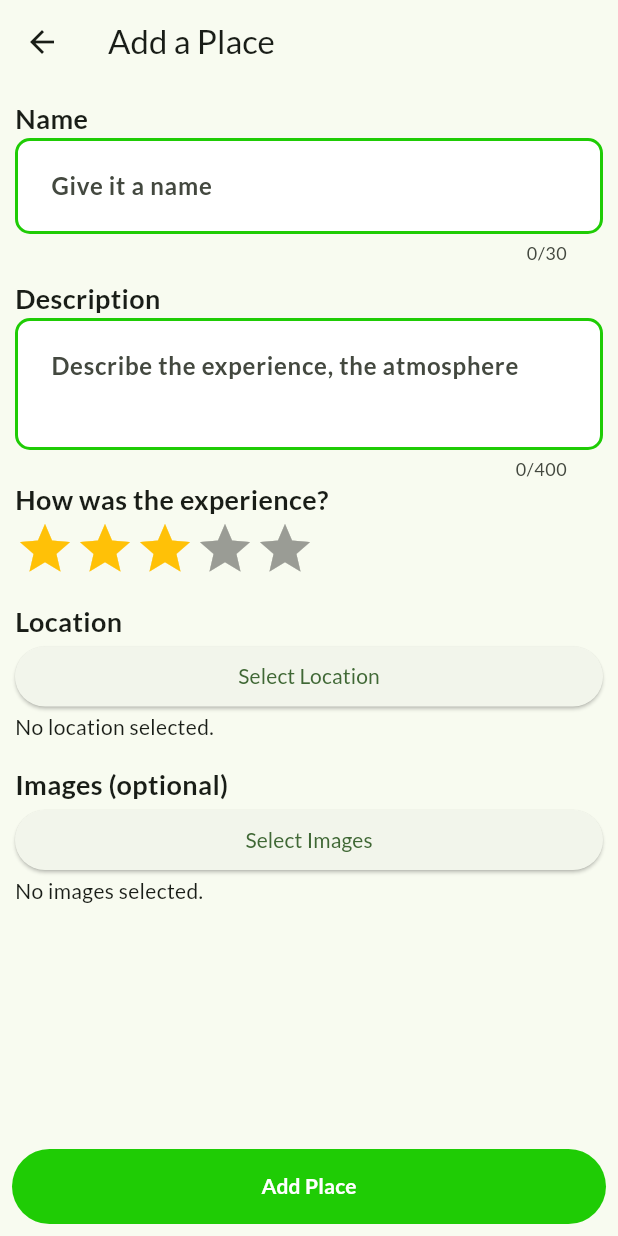
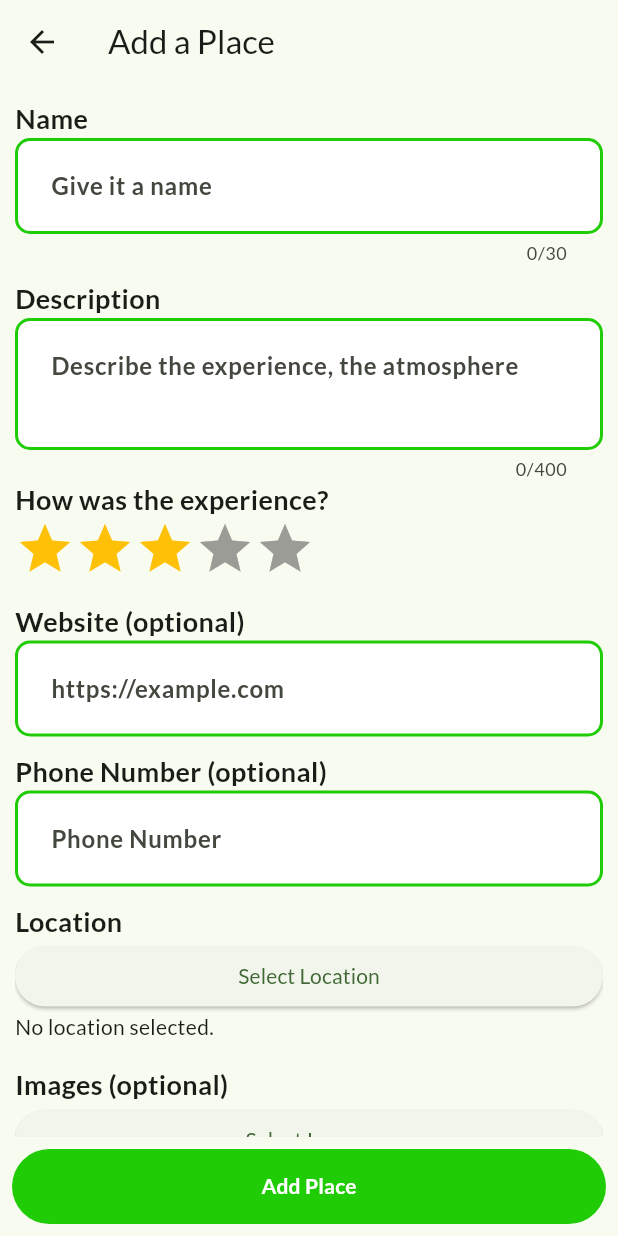
Before and after one commit to mrsrmn/cityvista, a Flutter app: the AddPlace screen opened directly, on a phone screen of 412 x 824 dp. Run offline on Flutter 3.47's test engine with Material 2 defaults, Android fonts, the phone set to English and light mode, and no system bars; drawn by our look-alikes of flutter_rating_bar; our stand-ins replace bloc, cached_network_image, cloud_firestore, firebase_auth, firebase_core, firebase_storage and 11 more; missing offline and left inert: app_settings, country_dial_code, location_picker_flutter_map; accounts and stored records are empty; generated files the repository leaves out were written again; project files that could hold a hidden picture were left out.

Commit message:
add phone and website textboxes

```diff
--- a/lib/pages/main/add_place.dart
+++ b/lib/pages/main/add_place.dart
@@ -17,6 +17,7 @@ import 'package:cloud_firestore/cloud_firestore.dart';
 import 'package:flutter_rating_bar/flutter_rating_bar.dart';
 import 'package:firebase_auth/firebase_auth.dart';
 import 'package:uuid/uuid.dart';
+import 'package:flutter_multi_formatter/formatters/phone_input_formatter.dart';
 
 class AddPlace extends StatefulWidget {
   const AddPlace({super.key});
@@ -28,6 +29,8 @@ class AddPlace extends StatefulWidget {
 class _AddPlaceState extends State<AddPlace> {
   final TextEditingController nameController = TextEditingController();
   final TextEditingController descriptionController = TextEditingController();
+  final TextEditingController websiteController = TextEditingController();
+  final TextEditingController phoneController = TextEditingController();
   final String placeId = const Uuid().v1();
   final Reference storageRef = FirebaseStorage.instance.ref();
   final String authorUid = FirebaseAuth.instance.currentUser!.uid;
@@ -105,6 +108,39 @@ class _AddPlaceState extends State<AddPlace> {
                   },
                 ),
                 const SizedBox(height: 15),
+                const Text(
+                  "Website (optional)",
+                  style: TextStyle(
+                    fontSize: 18,
+                    fontWeight: FontWeight.bold
+                  ),
+                ),
+                CustomTextField(
+                  controller: websiteController,
+                  fontWeight: FontWeight.w700,
+                  hintText: "https://example.com",
+                  keyboardType: TextInputType.url,
+                  maxLines: 1,
+                ),
+                const SizedBox(height: 10),
+                const Text(
+                  "Phone Number (optional)",
+                  style: TextStyle(
+                    fontSize: 18,
+                    fontWeight: FontWeight.bold
+                  ),
+                ),
+                CustomTextField(
+                  controller: phoneController,
+                  fontWeight: FontWeight.w700,
+                  hintText: "Phone Number",
+                  keyboardType: TextInputType.phone,
+                  inputFormatters: [
+                    PhoneInputFormatter(allowEndlessPhone: false)
+                  ],
+                  maxLines: 1,
+                ),
+                const SizedBox(height: 10),
                 const Text(
                   "Location",
                   style: TextStyle(
@@ -196,6 +232,8 @@ class _AddPlaceState extends State<AddPlace> {
                     description: descriptionController.text,
                     geoPoint: geoPoint!,
                     rating: currentRating,
+                    website: websiteController.text,
+                    phone: phoneController.text,
                     reviews: [],
                     images: imageUrls
                   ));
```
